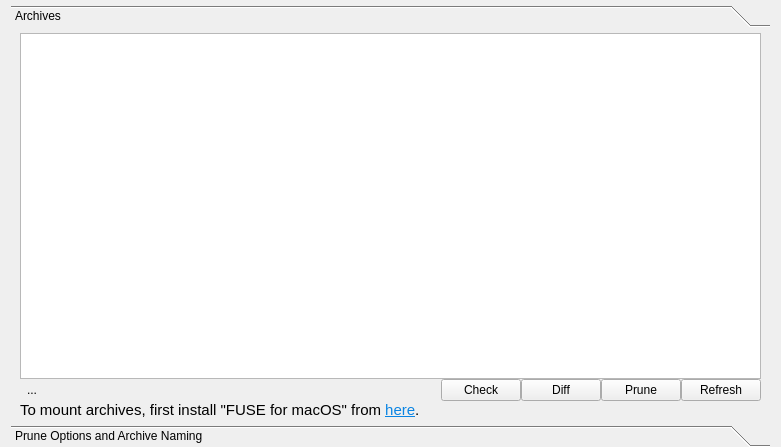
Before: the Qt Designer form src/vorta/assets/UI/archivetab.ui in borgbase/vorta, drawn with Qt 5.
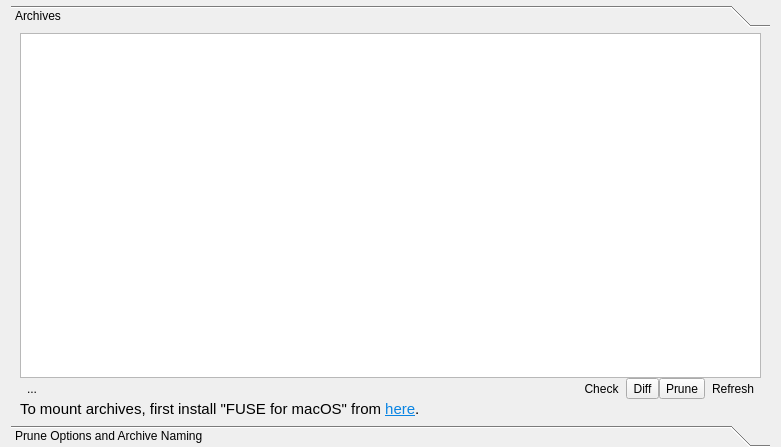
After: the same form once the commit is applied.

Commit message: Use Toolbuttons for Archive tab.

The edit to the form file:
```diff
--- a/src/vorta/assets/UI/archivetab.ui
+++ b/src/vorta/assets/UI/archivetab.ui
@@ -126,40 +126,49 @@
           </spacer>
          </item>
          <item>
-          <widget class="QPushButton" name="checkButton">
+          <widget class="QToolButton" name="checkButton">
            <property name="text">
             <string>Check</string>
            </property>
+           <property name="toolButtonStyle">
+            <enum>Qt::ToolButtonTextBesideIcon</enum>
+           </property>
+           <property name="autoRaise">
+            <bool>true</bool>
+           </property>
           </widget>
          </item>
          <item>
-          <widget class="QPushButton" name="diffButton">
+          <widget class="QToolButton" name="diffButton">
            <property name="text">
             <string>Diff</string>
            </property>
+           <property name="toolButtonStyle">
+            <enum>Qt::ToolButtonTextBesideIcon</enum>
+           </property>
           </widget>
          </item>
          <item>
-          <widget class="QPushButton" name="pruneButton">
+          <widget class="QToolButton" name="pruneButton">
            <property name="text">
             <string>Prune</string>
            </property>
+           <property name="toolButtonStyle">
+            <enum>Qt::ToolButtonTextBesideIcon</enum>
+           </property>
           </widget>
          </item>
          <item>
-          <widget class="QPushButton" name="listButton">
-           <property name="enabled">
-            <bool>true</bool>
-           </property>
-           <property name="sizePolicy">
-            <sizepolicy hsizetype="Fixed" vsizetype="Fixed">
-             <horstretch>0</horstretch>
-             <verstretch>0</verstretch>
-            </sizepolicy>
-           </property>
+          <widget class="QToolButton" name="listButton">
            <property name="text">
             <string>Refresh</string>
            </property>
+           <property name="toolButtonStyle">
+            <enum>Qt::ToolButtonTextBesideIcon</enum>
+           </property>
+           <property name="autoRaise">
+            <bool>true</bool>
+           </property>
           </widget>
          </item>
         </layout>
@@ -169,6 +178,12 @@
          <property name="enabled">
           <bool>true</bool>
          </property>
+         <property name="minimumSize">
+          <size>
+           <width>0</width>
+           <height>20</height>
+          </size>
+         </property>
          <property name="font">
           <font>
            <pointsize>11</pointsize>
```
